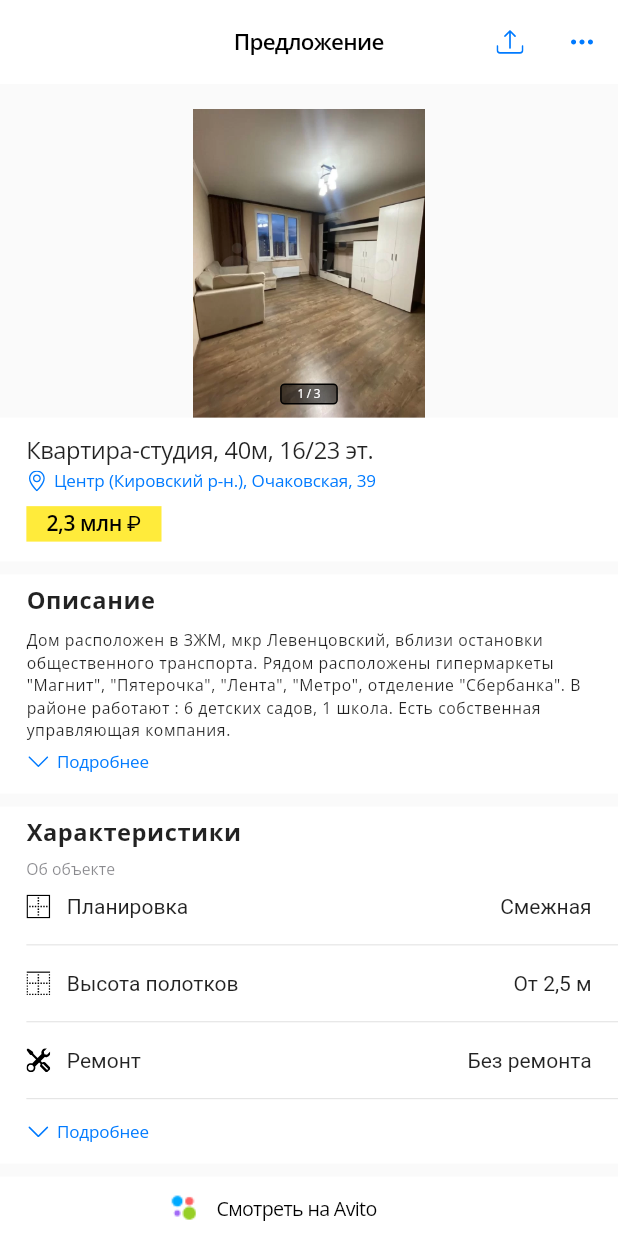
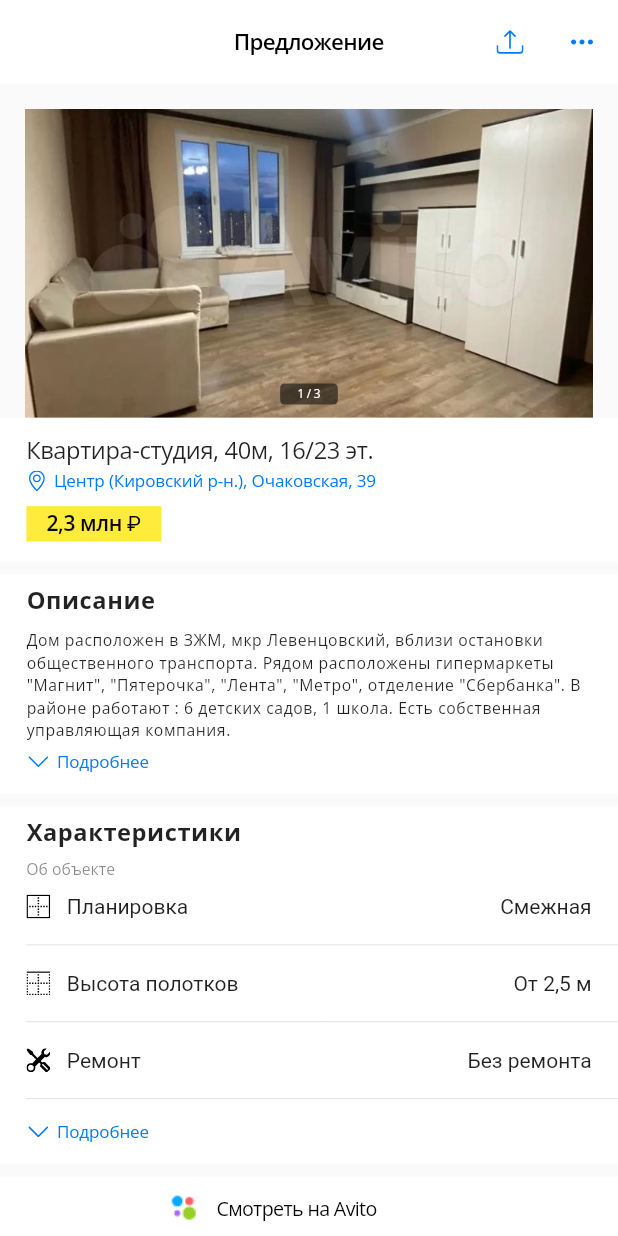
Before and after one commit to asayke/avito_page, a Flutter app: the screen it shows after launch, on a phone screen of 412 x 824 dp. Run offline on Flutter 3.47's test engine with Material 2 defaults, Android fonts, the phone set to English and light mode, and no system bars; drawn by our look-alikes of carousel_slider; our stand-ins replace equatable, flutter_screenutil, flutter_svg.

Commit message:
Fixed carousel

```diff
--- a/lib/home_page.dart
+++ b/lib/home_page.dart
@@ -1,9 +1,11 @@
 import 'package:avito_page/models/category_model.dart';
 import 'package:avito_page/utils/app_icons.dart';
+import 'package:avito_page/utils/app_images.dart';
 import 'package:avito_page/widgets/announcement.dart';
 import 'package:avito_page/widgets/avito_provider.dart';
 import 'package:avito_page/widgets/desctription.dart';
 import 'package:avito_page/widgets/my_image.dart';
+import 'package:avito_page/widgets/photo_carousel_card.dart';
 import 'package:avito_page/widgets/separation_of_sections.dart';
 import 'package:avito_page/widgets/specifications.dart';
 import 'package:flutter/material.dart';
@@ -48,7 +50,7 @@ class HomePage extends StatelessWidget {
                   enlargeStrategy: CenterPageEnlargeStrategy.height,
                 ),
                 items: Category.categories
-                    .map((category) => PhotoCarouselCard(
+                    .map((category) => PhotoCarouselCardWidget(
                           category: category,
                         ))
                     .toList(),
@@ -67,42 +69,3 @@ class HomePage extends StatelessWidget {
     );
   }
 }
-
-class PhotoCarouselCard extends StatelessWidget {
-  final Category category;
-
-  const PhotoCarouselCard({super.key, required this.category});
-
-  @override
-  Widget build(BuildContext context) {
-    return Stack(
-      children: [
-        MyImage(imagePath: category.imagePath),
-        Positioned(
-          bottom: 0.0.h,
-          left: 0.0.w,
-          right: 0.0.w,
-          child: Container(
-            alignment: Alignment.center,
-            padding: EdgeInsets.only(bottom: 10.0.h),
-            child: Container(
-              decoration: BoxDecoration(
-                border: Border.all(),
-                borderRadius: const BorderRadius.all(Radius.circular(3.0)),
-                color: const Color.fromARGB(140, 0, 0, 0),
-              ),
-              width: 35.w,
-              height: 16.h,
-              child: Center(
-                child: Text(
-                  "${category.number}/${Category.categories.length}",
-                  style: AppTextStyles.categoryNumberTextStyle,
-                ),
-              ),
-            ),
-          ),
-        ),
-      ],
-    );
-  }
-}
--- a/lib/widgets/desctription.dart
+++ b/lib/widgets/desctription.dart
@@ -1,7 +1,5 @@
-import 'package:avito_page/utils/app_icons.dart';
 import 'package:flutter/material.dart';
 import 'package:flutter_screenutil/flutter_screenutil.dart';
-import 'package:flutter_svg/svg.dart';
 
 import '../utils/app_text_styles.dart';
 import 'more_detailed.dart';
--- a/lib/widgets/my_image.dart
+++ b/lib/widgets/my_image.dart
@@ -12,7 +12,7 @@ class MyImage extends StatelessWidget {
       height: 235.h,
       width: 346.w,
       image: AssetImage(imagePath),
-      fit: BoxFit.contain,
+      fit: BoxFit.cover,
       alignment: Alignment.center,
     );
   }
--- /dev/null
+++ b/lib/widgets/photo_carousel_card.dart
@@ -0,0 +1,44 @@
+import 'package:flutter/cupertino.dart';
+import 'package:flutter_screenutil/flutter_screenutil.dart';
+
+import '../models/category_model.dart';
+import '../utils/app_text_styles.dart';
+import 'my_image.dart';
+
+class PhotoCarouselCardWidget extends StatelessWidget {
+  final Category category;
+
+  const PhotoCarouselCardWidget({super.key, required this.category});
+
+  @override
+  Widget build(BuildContext context) {
+    return Stack(
+      children: [
+        MyImage(imagePath: category.imagePath),
+        Positioned(
+          bottom: 0.0.h,
+          left: 0.0.w,
+          right: 0.0.w,
+          child: Container(
+            alignment: Alignment.center,
+            padding: EdgeInsets.only(bottom: 10.0.h),
+            child: Container(
+              decoration: const BoxDecoration(
+                borderRadius: BorderRadius.all(Radius.circular(3.0)),
+                color: Color.fromARGB(140, 0, 0, 0),
+              ),
+              width: 35.w,
+              height: 16.h,
+              child: Center(
+                child: Text(
+                  "${category.number}/${Category.categories.length}",
+                  style: AppTextStyles.categoryNumberTextStyle,
+                ),
+              ),
+            ),
+          ),
+        ),
+      ],
+    );
+  }
+}
```
